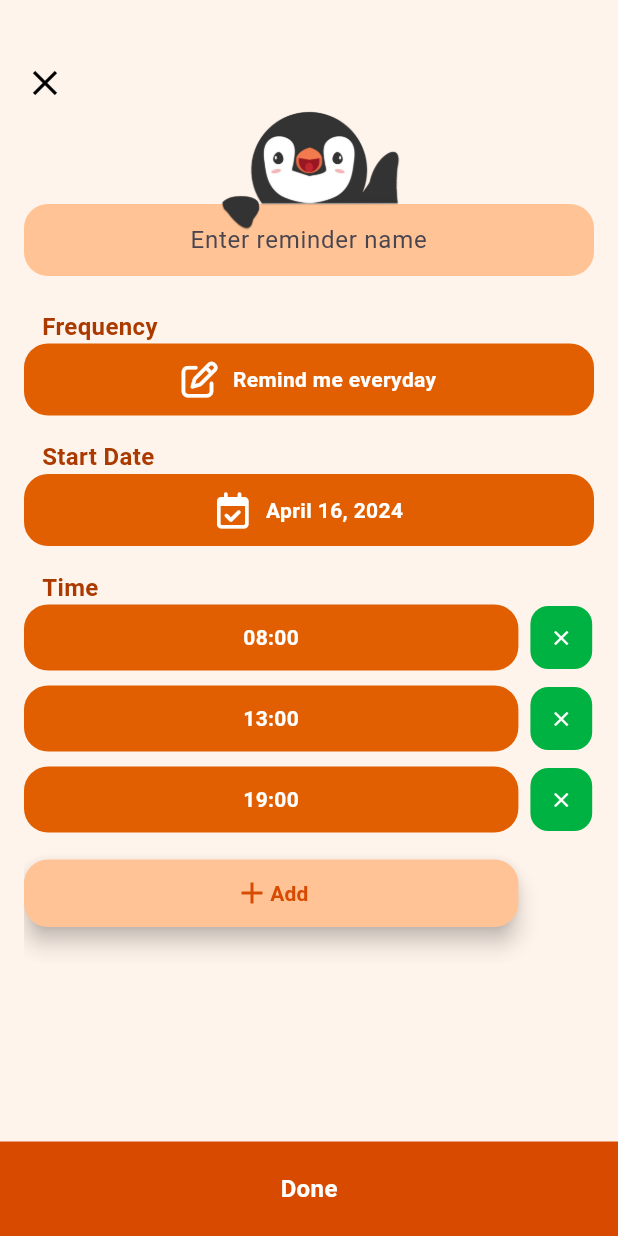
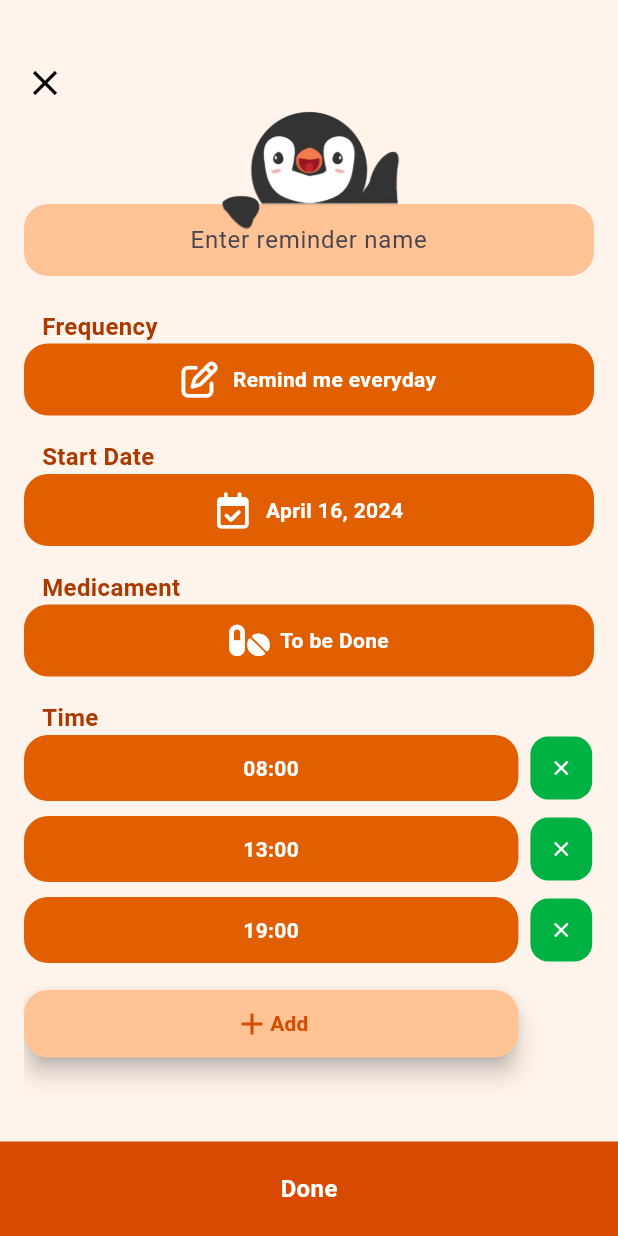
Before and after one commit to YZ1GO/L.EIC017_ES_PRJ, a Flutter app: the AddReminderPage screen opened directly, on a phone screen of 412 x 824 dp. Run offline on Flutter 3.47's test engine with Material 3 defaults, Android fonts, the phone set to English and light mode, and no system bars; our stand-ins replace firebase_core, firebase_database, flutter_local_notifications, font_awesome_flutter, permission_handler, shared_preferences and 1 more; accounts and stored records are empty.

Commit message:
added box for chosing medicament

```diff
--- a/app/lib/screens/add_reminder_screen.dart
+++ b/app/lib/screens/add_reminder_screen.dart
@@ -253,7 +253,46 @@ class _AddReminderPageState extends State<AddReminderPage> {
                           ),
                         ),
                       ),
-                      SizedBox(height: 16.0),
+                      const SizedBox(height: 16.0),
+                      const Padding(
+                        padding: EdgeInsets.only(left: 12.0),
+                        child: Text(
+                          'Medicament',
+                          style: TextStyle(
+                            fontWeight: FontWeight.w600,
+                            fontSize: 16,
+                            color: Color.fromRGBO(171, 58, 0, 1),
+                          ),
+                        ),
+                      ),
+                      GestureDetector(
+                        onTap: () => {},
+                        child: Container(
+                          padding: const EdgeInsets.all(12.0),
+                          decoration: BoxDecoration(
+                            color: const Color.fromRGBO(225, 95, 0, 1),
+                            borderRadius: BorderRadius.circular(16.0),
+                          ),
+                          child: const Row(
+                            mainAxisAlignment: MainAxisAlignment.center,
+                            children: [
+                              Icon(
+                                FontAwesomeIcons.pills,
+                                color: Colors.white,
+                              ),
+                              SizedBox(width: 10),
+                              Text(
+                                'To be Done',
+                                style: TextStyle(
+                                  color: Colors.white,
+                                  fontWeight: FontWeight.bold,
+                                ),
+                              ),
+                            ],
+                          ),
+                        ),
+                      ),
+                      const SizedBox(height: 16.0),
                       const Padding(
                         padding: EdgeInsets.only(left: 12.0),
                         child: Text(
```
